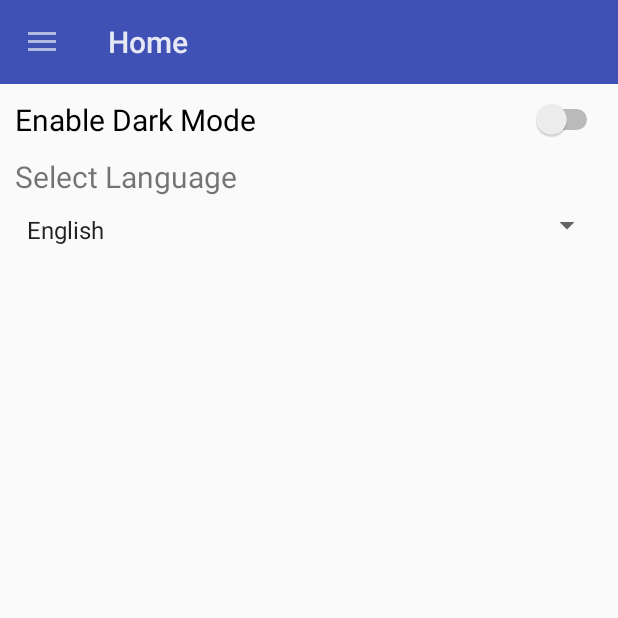
After one commit to ankitpatel21/SmartAirport, an Android app: the fragment setting placed in its activity, on a phone screen of 412 x 824 dp, the top half of it. The commit adds this screen. Run offline under Robolectric (Android 15) with nearby library versions, the phone set to English and light mode, and no system bars; our stand-ins replace Firebase (no records; nobody signed in at launch, a user with empty details on screens opened directly).

Commit message:
Added Setting Fragment.

```diff
--- a/app/src/main/java/com/example/nirav/smartairport/HomeFragment.java
+++ b/app/src/main/java/com/example/nirav/smartairport/HomeFragment.java
@@ -16,7 +16,7 @@ import android.widget.Button;
 public class HomeFragment extends Fragment {
 
 
-    Button btn_map,btn_profile,btn_ticket_scan,btn_ticket_details;
+    Button btn_map,btn_profile,btn_ticket_scan,btn_ticket_details,btn_setting;
 
     public HomeFragment() {
         // Required empty public constructor
@@ -31,6 +31,7 @@ public class HomeFragment extends Fragment {
         btn_profile = (Button)getView().findViewById(R.id.btn_profile);
         btn_ticket_scan=(Button)getView().findViewById(R.id.btn_ticket_scan);
         btn_ticket_details=(Button)getView().findViewById(R.id.btn_ticket_details);
+        btn_setting = (Button)getView().findViewById(R.id.btn_setting);
 
         btn_map.setOnClickListener(new View.OnClickListener() {
             @Override
@@ -64,6 +65,14 @@ public class HomeFragment extends Fragment {
                 getFragmentManager().beginTransaction().replace(R.id.main_container,td).commit();
             }
         });
+
+        btn_setting.setOnClickListener(new View.OnClickListener() {
+            @Override
+            public void onClick(View view) {
+                setting st = new setting();
+                getFragmentManager().beginTransaction().replace(R.id.main_container,st).commit();
+            }
+        });
     }
 
     @Override
--- /dev/null
+++ b/app/src/main/java/com/example/nirav/smartairport/setting.java
@@ -0,0 +1,99 @@
+package com.example.nirav.smartairport;
+
+import android.content.Context;
+import android.net.Uri;
+import android.os.Bundle;
+import android.support.annotation.Nullable;
+import android.support.v4.app.Fragment;
+import android.view.LayoutInflater;
+import android.view.View;
+import android.view.ViewGroup;
+import android.widget.AdapterView;
+import android.widget.ArrayAdapter;
+import android.widget.CompoundButton;
+import android.widget.Spinner;
+import android.widget.Switch;
+import android.widget.Toast;
+
+import java.util.ArrayList;
+import java.util.List;
+
+import static com.example.nirav.smartairport.R.id.parent;
+
+
+public class setting extends Fragment implements AdapterView.OnItemSelectedListener {
+
+    public setting() {
+        // Required empty public constructor
+    }
+
+    Spinner spinner;
+    Switch dark_mode;
+    @Override
+    public void onCreate(Bundle savedInstanceState) {
+        super.onCreate(savedInstanceState);
+
+
+    }
+
+    @Override
+    public void onViewCreated(View view, @Nullable Bundle savedInstanceState) {
+        super.onViewCreated(view, savedInstanceState);
+        spinner = (Spinner) getView().findViewById(R.id.language);
+        dark_mode = (Switch) getView().findViewById(R.id.dark_mode);
+
+        // Spinner click listener
+        spinner.setOnItemSelectedListener(this);
+
+        // Spinner Drop down elements
+        List<String> categories = new ArrayList<String>();
+        categories.add("English");
+        categories.add("Hindi");
+        categories.add("Gujarati");
+        // Creating adapter for spinner
+        ArrayAdapter<String> dataAdapter = new ArrayAdapter<String>(this.getActivity(), android.R.layout.simple_spinner_item, categories);
+
+        // Drop down layout style - list view with radio button
+        dataAdapter.setDropDownViewResource(android.R.layout.simple_spinner_dropdown_item);
+
+        // attaching data adapter to spinner
+        spinner.setAdapter(dataAdapter);
+
+        //Switch OnCheckedChange
+        dark_mode.setOnCheckedChangeListener(new CompoundButton.OnCheckedChangeListener() {
+            @Override
+            public void onCheckedChanged(CompoundButton compoundButton, boolean ischecked) {
+                if(ischecked)
+                {
+                    Toast.makeText(getActivity(),"Dark Theme Enabled",Toast.LENGTH_SHORT).show();
+                }
+                else
+                {
+                    Toast.makeText(getActivity(),"Dark Theme Disabled",Toast.LENGTH_SHORT).show();
+                }
+            }
+        });
+    }
+
+    @Override
+    public View onCreateView(LayoutInflater inflater, ViewGroup container,
+                             Bundle savedInstanceState) {
+        // Inflate the layout for this fragment
+        return inflater.inflate(R.layout.fragment_setting, container, false);
+    }
+
+    @Override
+    public void onItemSelected(AdapterView<?> adapterView, View view, int i, long l) {
+        // On selecting a spinner item
+        String item = adapterView.getSelectedItem().toString();
+
+        // Showing selected spinner item
+        Toast.makeText(getActivity(), "Selected: " + item, Toast.LENGTH_LONG).show();
+
+    }
+
+    @Override
+    public void onNothingSelected(AdapterView<?> adapterView) {
+
+    }
+}
--- /dev/null
+++ b/app/src/main/res/layout/fragment_setting.xml
@@ -0,0 +1,74 @@
+<FrameLayout xmlns:android="http://schemas.android.com/apk/res/android"
+    xmlns:tools="http://schemas.android.com/tools"
+    android:layout_width="match_parent"
+    android:layout_height="match_parent"
+    tools:context="com.example.nirav.smartairport.setting">
+
+    <!-- TODO: Update blank fragment layout -->
+    <RelativeLayout
+        android:layout_width="match_parent"
+        android:layout_height="match_parent"
+        android:padding="10dp">
+
+        <!--<TextView-->
+            <!--android:layout_width="match_parent"-->
+            <!--android:layout_height="wrap_content"-->
+            <!--android:textSize="30dp"-->
+            <!--android:text="Select Theme"-->
+            <!--android:textStyle="bold"-->
+            <!--android:id="@+id/mode_txt"-->
+            <!--android:paddingBottom="10dp"/>-->
+        <!---->
+        <Switch
+            android:layout_width="match_parent"
+            android:layout_height="wrap_content"
+            android:text="Enable Dark Mode"
+            android:textSize="20dp"
+            android:id="@+id/dark_mode"
+            android:paddingBottom="5dp"
+            />
+
+        <!--<RadioGroup-->
+            <!--android:layout_below="@+id/mode_txt"-->
+            <!--android:layout_width="match_parent"-->
+            <!--android:layout_height="wrap_content"-->
+            <!--android:padding="5dp">-->
+            <!--<RadioButton-->
+                <!--android:layout_width="wrap_content"-->
+                <!--android:layout_height="wrap_content"-->
+                <!--android:text="Light Theme"-->
+                <!--android:id="@+id/light_mode"-->
+                <!--android:checked="true"-->
+                <!--android:textSize="20dp"-->
+                <!--android:padding="5dp" />-->
+
+            <!--<RadioButton-->
+                <!--android:layout_width="wrap_content"-->
+                <!--android:layout_height="wrap_content"-->
+                <!--android:text="Dark Theme"-->
+                <!--android:id="@+id/dark_theme"-->
+                <!--android:padding="5dp"-->
+                <!--android:textSize="20dp" />-->
+        <!--</RadioGroup>-->
+
+        <TextView
+            android:layout_width="match_parent"
+            android:layout_height="wrap_content"
+            android:layout_below="@+id/dark_mode"
+            android:textSize="20dp"
+            android:text="Select Language"
+            android:paddingTop="5dp"
+            android:paddingBottom="5dp"
+            android:id="@+id/txview_lang"/>
+        <Spinner
+            android:layout_width="match_parent"
+            android:layout_height="wrap_content"
+            android:layout_below="@+id/txview_lang"
+            android:paddingTop="5dp"
+            android:id="@+id/language">
+
+        </Spinner>
+
+    </RelativeLayout>
+
+</FrameLayout>
--- a/app/src/main/res/values/strings.xml
+++ b/app/src/main/res/values/strings.xml
@@ -18,4 +18,7 @@
     </string-array>
 
     <!-- TODO: Remove or change this placeholder text -->
+    <string name="hello_blank_fragment">Hello blank fragment</string>
+
+    <!-- TODO: Remove or change this placeholder text -->
 </resources>
```
